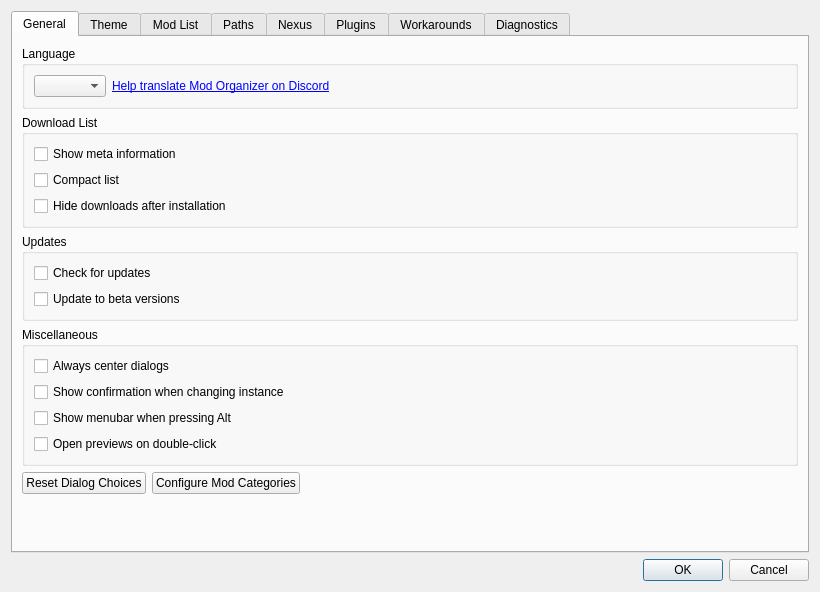
Old version of the form modorganizer/src/settingsdialog.ui in the repository Holt59/mo2-merge.
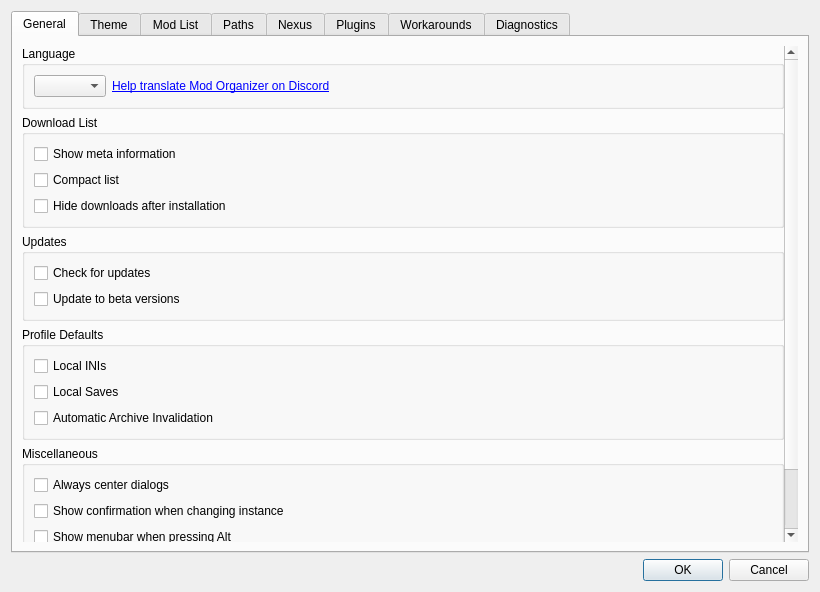
New version of the form. Icons and pictures are not drawn. Custom widgets are drawn as their Qt base class.

Commit message:
[modorganizer] Default profile settings (#1869)
* Fix archive parsing and BSA invalidation

Patch:
```diff
--- a/modorganizer/src/settingsdialog.ui
+++ b/modorganizer/src/settingsdialog.ui
@@ -23,7 +23,7 @@
       <attribute name="title">
        <string>General</string>
       </attribute>
-      <layout class="QGridLayout" name="gridLayout" rowstretch="0,0,0">
+      <layout class="QGridLayout" name="gridLayout" rowstretch="0">
        <item row="0" column="0">
         <widget class="QScrollArea" name="generalScrollArea">
          <property name="styleSheet">
@@ -44,8 +44,8 @@
            <rect>
             <x>0</x>
             <y>0</y>
-            <width>780</width>
-            <height>502</height>
+            <width>761</width>
+            <height>550</height>
            </rect>
           </property>
           <property name="autoFillBackground">
@@ -204,6 +204,36 @@
              </layout>
             </widget>
            </item>
+           <item>
+            <widget class="QGroupBox" name="groupBox_8">
+             <property name="title">
+              <string>Profile Defaults</string>
+             </property>
+             <layout class="QVBoxLayout" name="verticalLayout_11">
+              <item>
+               <widget class="QCheckBox" name="localINIs">
+                <property name="text">
+                 <string>Local INIs</string>
+                </property>
+               </widget>
+              </item>
+              <item>
+               <widget class="QCheckBox" name="localSaves">
+                <property name="text">
+                 <string>Local Saves</string>
+                </property>
+               </widget>
+              </item>
+              <item>
+               <widget class="QCheckBox" name="automaticArchiveInvalidation">
+                <property name="text">
+                 <string>Automatic Archive Invalidation</string>
+                </property>
+               </widget>
+              </item>
+             </layout>
+            </widget>
+           </item>
            <item>
             <widget class="QGroupBox" name="groupBox_9">
              <property name="title">
```
Left out of the diff: 8 changed lines with no effect on the pictures. The commit also changes 9 other files.
